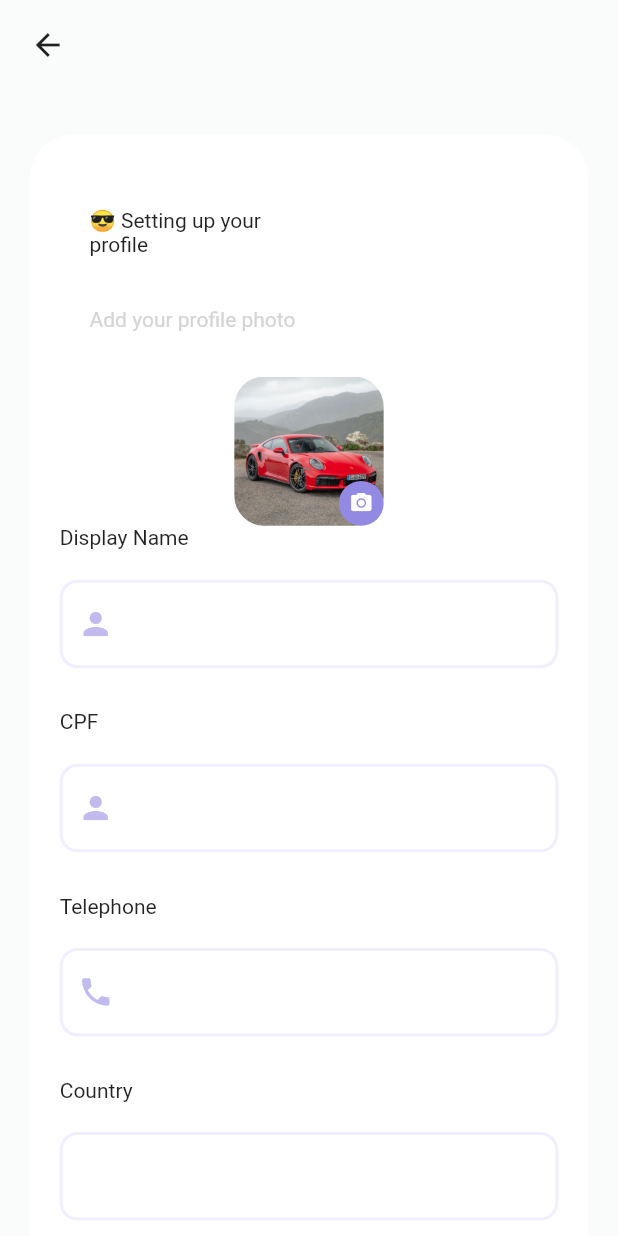
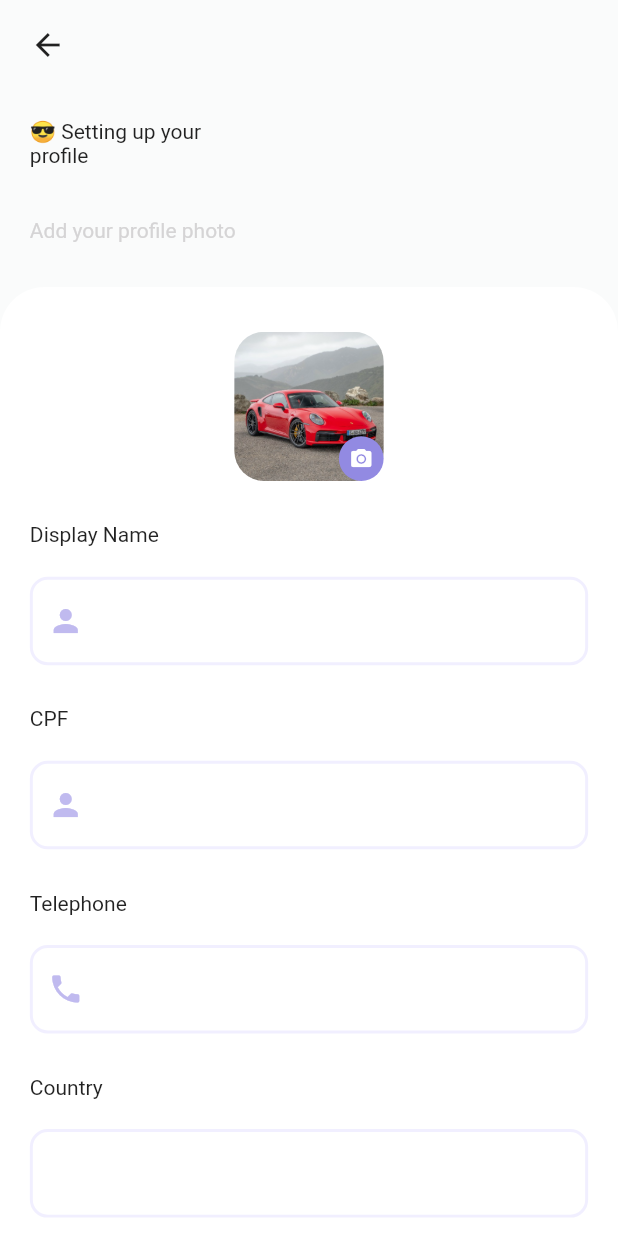
Before and after one commit to davidfffelix/desafio_3, a Flutter app: the screen it shows after launch, after a tap on "Sign Up", on a phone screen of 412 x 824 dp. Run offline on Flutter 3.47's test engine with Material 2 defaults, Android fonts, the phone set to English and light mode, and no system bars; our stand-ins replace image_picker.

Commit message:
Update files profile e register page

```diff
--- a/lib/components/confirm_button_widget.dart
+++ b/lib/components/confirm_button_widget.dart
@@ -14,7 +14,9 @@ class ConfirmButtonWidget extends StatelessWidget {
   Widget build(BuildContext context) {
     final mediaQueryData = MediaQuery.of(context);
 
-    return MaterialButton(
+    return Align(
+      alignment: Alignment.center,
+      child: MaterialButton(
         shape: RoundedRectangleBorder(
           borderRadius: BorderRadius.circular(
             Responsivity.automatic(12, mediaQueryData),
@@ -29,6 +31,7 @@ class ConfirmButtonWidget extends StatelessWidget {
             color: Colors.white,
           ),
         ),
+      ),
     );
   }
 }
--- a/lib/home/register_page.dart
+++ b/lib/home/register_page.dart
@@ -74,6 +74,7 @@ class RegisterPage extends StatelessWidget {
               ),
               DefaultPaddingWidget(
                 body: Column(
+                  crossAxisAlignment: CrossAxisAlignment.start,
                   children: [
                     const CustomTextWidget(
                       title: 'Full Name',
--- a/lib/profile_page/profile_page.dart
+++ b/lib/profile_page/profile_page.dart
@@ -1,8 +1,8 @@
 import 'package:flutter/material.dart';
 import '../components/app_bar_widget.dart';
 import '../components/confirm_button_widget.dart';
+import '../components/default_padding_widget.dart';
 import '../components/custom_text_widget.dart';
-import '../components/default_padding_widget.dart';
 import '../components/text_field_widget.dart';
 import '../home/register_page.dart';
 import '../components/header_widget.dart';
@@ -35,13 +35,7 @@ class ProfilePage extends StatelessWidget {
           ),
         ),
         body: SingleChildScrollView(
-          padding: EdgeInsets.symmetric(
-            horizontal: Responsivity.automatic(20, mediaQueryData), // Dos lados
-            vertical:
-                Responsivity.automatic(30, mediaQueryData), // Cima e baixo
-          ),
-          child: DefaultPaddingWidget(
-            body: Column(
+          child: Column(
             crossAxisAlignment: CrossAxisAlignment.start,
             children: [
               const HeaderWidget(
@@ -54,7 +48,14 @@ class ProfilePage extends StatelessWidget {
                   ),
                 ),
               ),
+              DefaultPaddingWidget(
+                body: Column(
+                  crossAxisAlignment: CrossAxisAlignment.start,
+                  children: [
                     const ImagePick(),
+                    SizedBox(
+                      height: Responsivity.automatic(28, mediaQueryData),
+                    ),
                     const CustomTextWidget(
                       title: 'Display Name',
                     ),
@@ -113,6 +114,8 @@ class ProfilePage extends StatelessWidget {
                   ],
                 ),
               ),
+            ],
+          ),
         ),
       ),
     );
```
Lines whose indentation alone changed are shown as unchanged.
